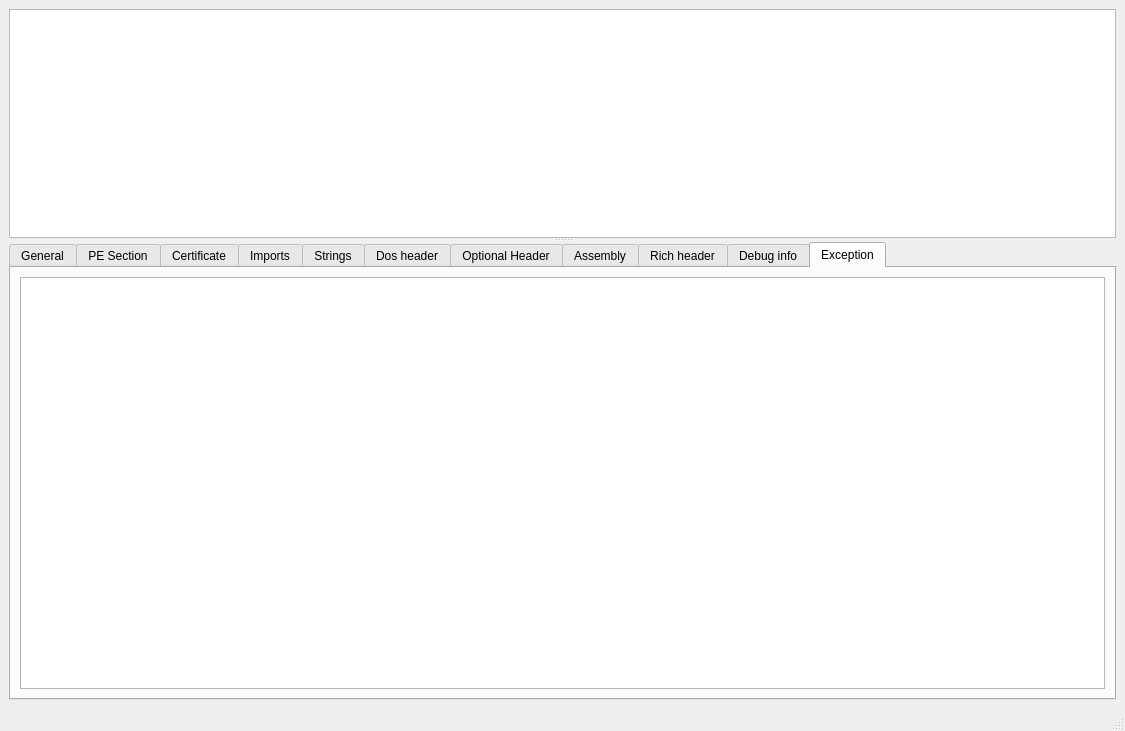
Above: mainwindow.ui from grzesiekkedzior/DriverSentinel before the change. Below: the same form after it.
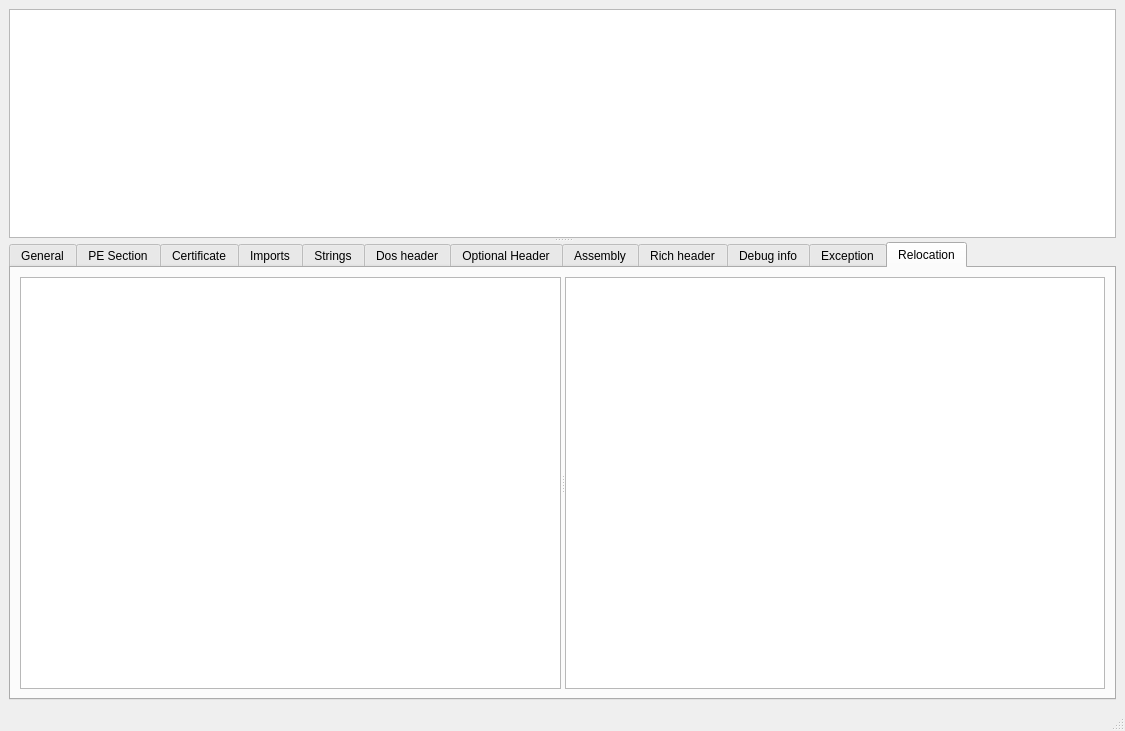
That is the form after the change.

Commit message: Create a relocation implementation.

```diff
--- a/mainwindow.ui
+++ b/mainwindow.ui
@@ -39,7 +39,7 @@
       </widget>
       <widget class="QTabWidget" name="tabWidget">
        <property name="currentIndex">
-        <number>10</number>
+        <number>11</number>
        </property>
        <widget class="QWidget" name="general">
         <attribute name="title">
@@ -1684,6 +1684,22 @@
          </item>
         </layout>
        </widget>
+       <widget class="QWidget" name="relocations">
+        <attribute name="title">
+         <string>Relocation</string>
+        </attribute>
+        <layout class="QVBoxLayout" name="verticalLayout_15">
+         <item>
+          <widget class="QSplitter" name="splitter_3">
+           <property name="orientation">
+            <enum>Qt::Orientation::Horizontal</enum>
+           </property>
+           <widget class="QTableView" name="entryRelocationTableView"/>
+           <widget class="QTableView" name="blockRelocationTableView"/>
+          </widget>
+         </item>
+        </layout>
+       </widget>
       </widget>
      </widget>
     </item>
```
Left out of the diff: 10 changed lines with no effect on the pictures. The commit also changes 2 other files.
